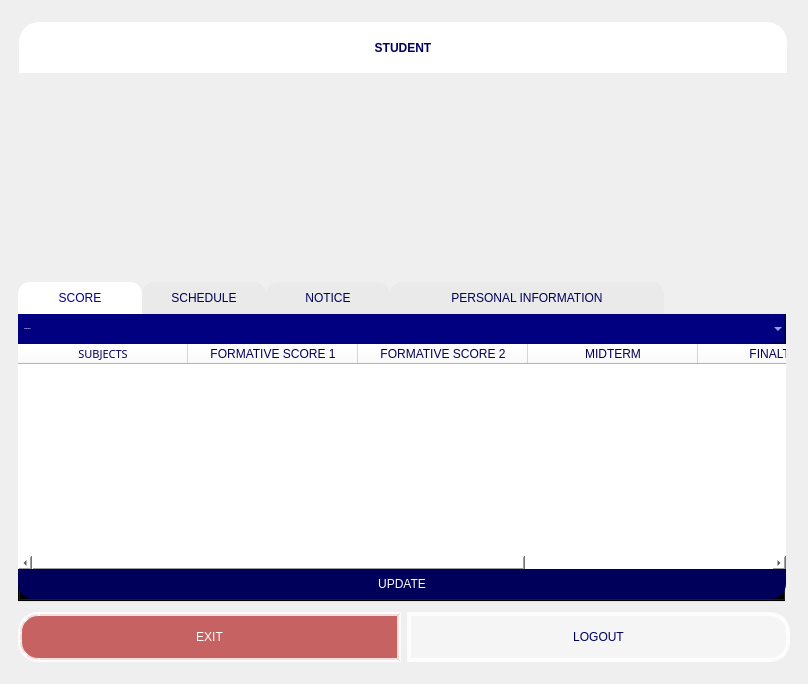
Above: ui/Student/StudentMainWindow.ui from nmthuy426/KTLT-FINALTERM before the change. Below: the same form after it.
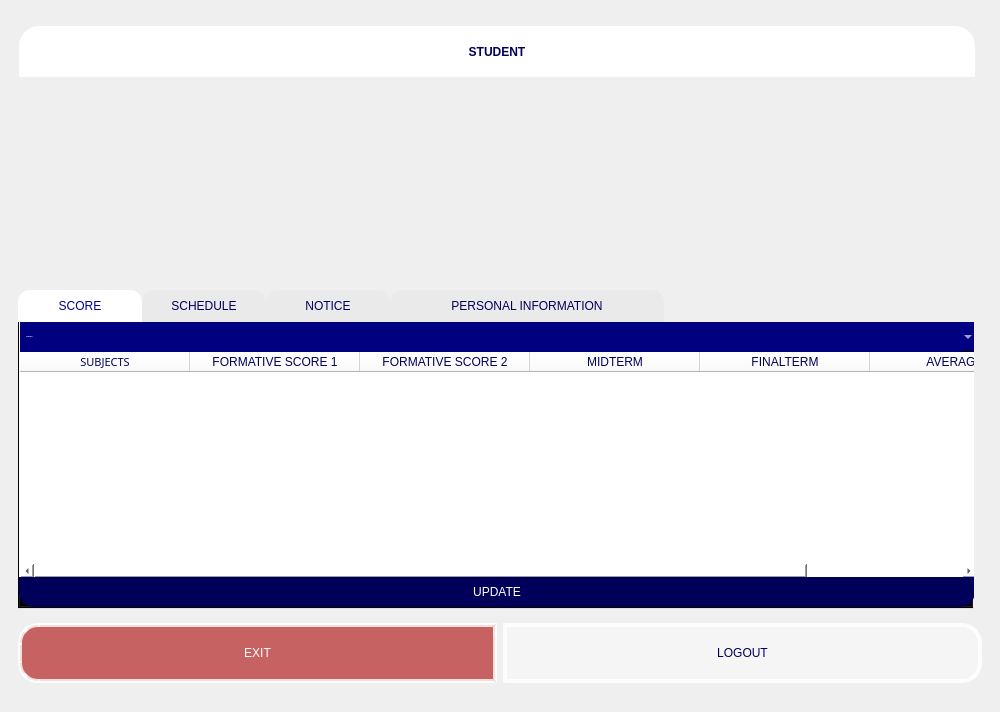
That is the form after the change. The open tabs and pages were chosen to show the change. Icons and pictures are not drawn.

```diff
--- a/ui/Student/StudentMainWindow.ui
+++ b/ui/Student/StudentMainWindow.ui
@@ -6,8 +6,8 @@
    <rect>
     <x>0</x>
     <y>0</y>
-    <width>808</width>
-    <height>684</height>
+    <width>1000</width>
+    <height>712</height>
    </rect>
   </property>
   <property name="maximumSize">
@@ -47,8 +47,8 @@
         <rect>
          <x>0</x>
          <y>0</y>
-         <width>790</width>
-         <height>641</height>
+         <width>987</width>
+         <height>669</height>
         </rect>
        </property>
        <layout class="QVBoxLayout" name="verticalLayout">
@@ -62,7 +62,7 @@
           </property>
           <property name="maximumSize">
            <size>
-            <width>933</width>
+            <width>1000</width>
             <height>250</height>
            </size>
           </property>
@@ -78,10 +78,16 @@
              <rect>
               <x>1</x>
               <y>0</y>
-              <width>768</width>
+              <width>956</width>
               <height>51</height>
              </rect>
             </property>
+            <property name="maximumSize">
+             <size>
+              <width>956</width>
+              <height>16777215</height>
+             </size>
+            </property>
             <property name="styleSheet">
              <string notr="true">background-color: white;
 color: rgb(0, 0, 90);
@@ -106,7 +112,7 @@
              <rect>
               <x>1</x>
               <y>20</y>
-              <width>768</width>
+              <width>956</width>
               <height>281</height>
              </rect>
             </property>
@@ -118,7 +124,7 @@
             </property>
             <property name="maximumSize">
              <size>
-              <width>1200</width>
+              <width>956</width>
               <height>350</height>
              </size>
             </property>
@@ -150,14 +156,14 @@
          <widget class="QTabWidget" name="tabWidget">
           <property name="minimumSize">
            <size>
-            <width>768</width>
-            <height>320</height>
+            <width>0</width>
+            <height>0</height>
            </size>
           </property>
           <property name="maximumSize">
            <size>
-            <width>768</width>
-            <height>320</height>
+            <width>956</width>
+            <height>319</height>
            </size>
           </property>
           <property name="autoFillBackground">
@@ -219,9 +225,9 @@
            <widget class="QFrame" name="frame">
             <property name="geometry">
              <rect>
-              <x>0</x>
+              <x>1</x>
               <y>0</y>
-              <width>768</width>
+              <width>956</width>
               <height>256</height>
              </rect>
             </property>
@@ -237,9 +243,9 @@
             <widget class="QTableWidget" name="table_grade">
              <property name="geometry">
               <rect>
-               <x>0</x>
+               <x>1</x>
                <y>30</y>
-               <width>768</width>
+               <width>956</width>
                <height>226</height>
               </rect>
              </property>
@@ -257,7 +263,7 @@
              </property>
              <property name="maximumSize">
               <size>
-               <width>768</width>
+               <width>956</width>
                <height>16777215</height>
               </size>
              </property>
@@ -355,9 +361,9 @@
              </property>
              <property name="geometry">
               <rect>
-               <x>0</x>
+               <x>1</x>
                <y>0</y>
-               <width>768</width>
+               <width>956</width>
                <height>30</height>
               </rect>
              </property>
@@ -375,7 +381,7 @@
              </property>
              <property name="maximumSize">
               <size>
-               <width>768</width>
+               <width>956</width>
                <height>30</height>
               </size>
              </property>
@@ -461,12 +467,18 @@
            <widget class="QPushButton" name="pushButton_updatecore">
             <property name="geometry">
              <rect>
-              <x>0</x>
+              <x>1</x>
               <y>255</y>
-              <width>768</width>
+              <width>956</width>
               <height>30</height>
              </rect>
             </property>
+            <property name="sizePolicy">
+             <sizepolicy hsizetype="Preferred" vsizetype="Preferred">
+              <horstretch>0</horstretch>
+              <verstretch>0</verstretch>
+             </sizepolicy>
+            </property>
             <property name="minimumSize">
              <size>
               <width>768</width>
@@ -475,7 +487,7 @@
             </property>
             <property name="maximumSize">
              <size>
-              <width>768</width>
+              <width>956</width>
               <height>30</height>
              </size>
             </property>
@@ -1053,21 +1065,21 @@
           <item>
            <widget class="QPushButton" name="pushButton_exit">
             <property name="sizePolicy">
-             <sizepolicy hsizetype="Maximum" vsizetype="Preferred">
+             <sizepolicy hsizetype="Preferred" vsizetype="Preferred">
               <horstretch>1</horstretch>
               <verstretch>0</verstretch>
              </sizepolicy>
             </property>
             <property name="minimumSize">
              <size>
-              <width>0</width>
+              <width>478</width>
               <height>50</height>
              </size>
             </property>
             <property name="maximumSize">
              <size>
-              <width>400</width>
-              <height>50</height>
+              <width>1000</width>
+              <height>60</height>
              </size>
             </property>
             <property name="sizeIncrement">
@@ -1116,14 +1128,14 @@
             </property>
             <property name="minimumSize">
              <size>
-              <width>0</width>
+              <width>478</width>
               <height>50</height>
              </size>
             </property>
             <property name="maximumSize">
              <size>
-              <width>400</width>
-              <height>50</height>
+              <width>1000</width>
+              <height>60</height>
              </size>
             </property>
             <property name="styleSheet">
```
Left out of the diff: 64 changed lines with no effect on the pictures.
